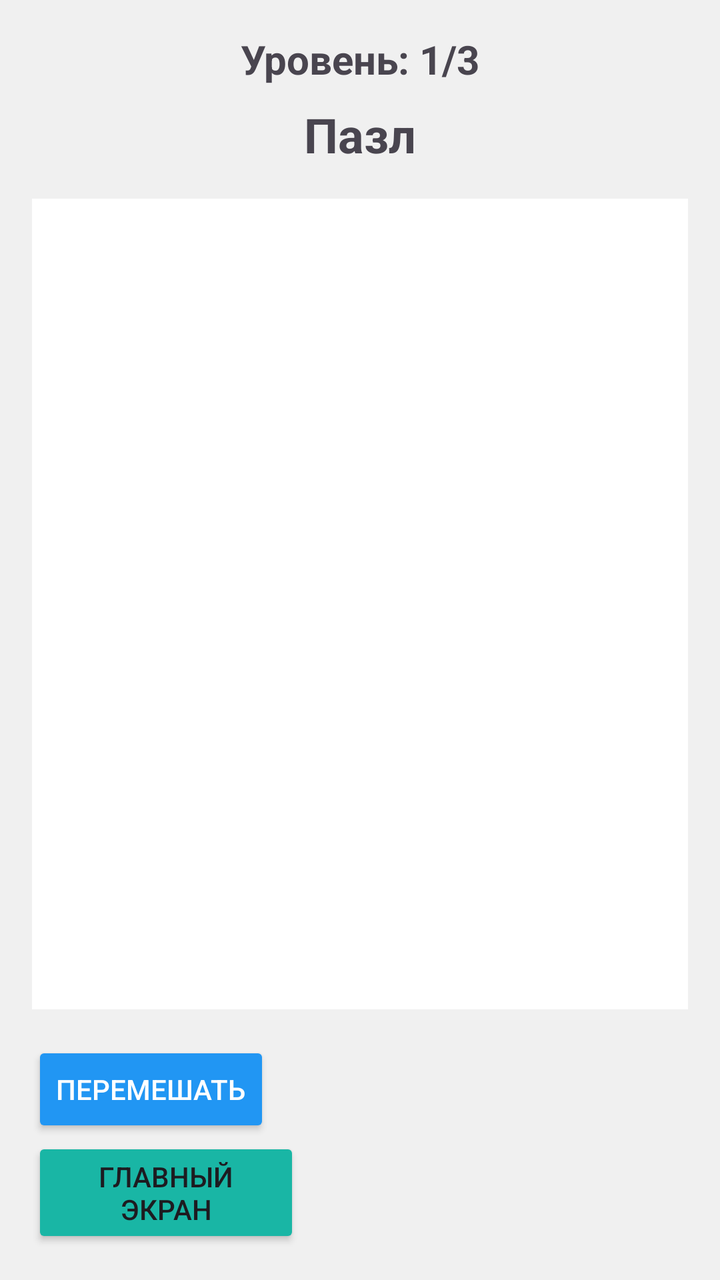
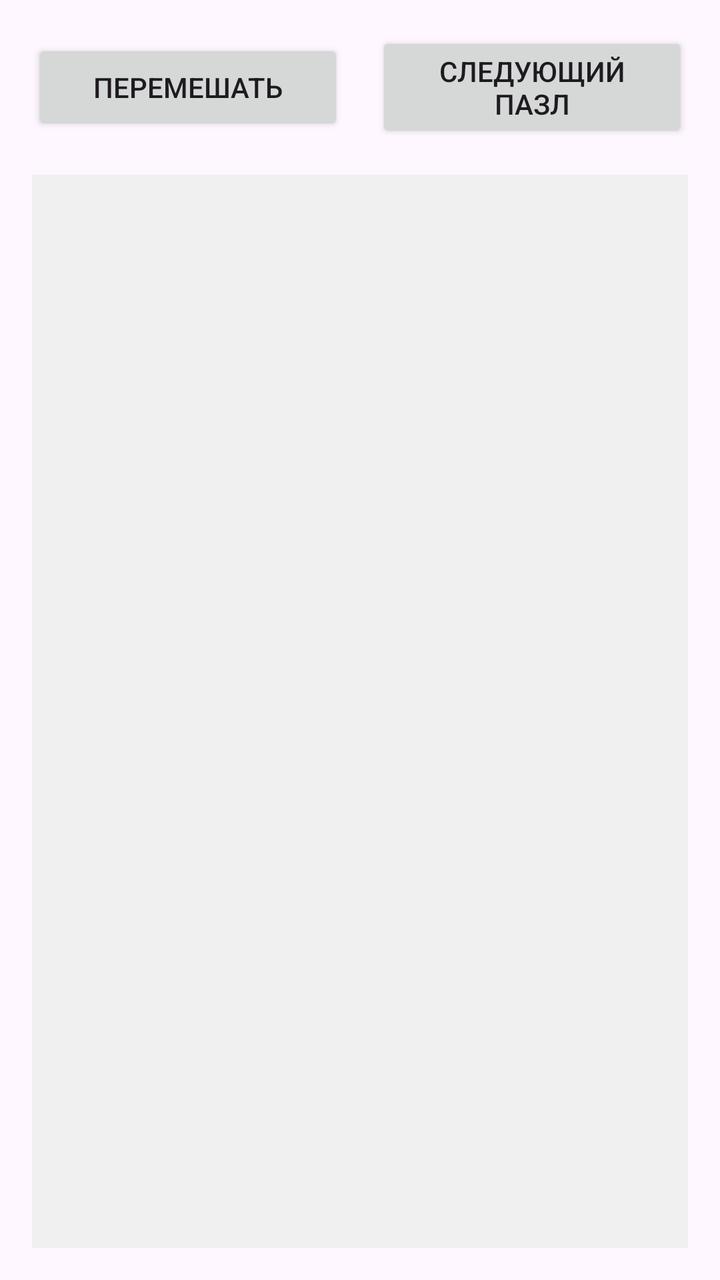

Two renders of the same Android screen: before a commit and after it. Below are the layout's source before the change and the commit's diff.
<!-- AndroidManifest.xml: application theme Theme.Puzzles -->
<!-- res/layout/activity_main.xml -->
<?xml version="1.0" encoding="utf-8"?>
<LinearLayout xmlns:android="http://schemas.android.com/apk/res/android"
    android:layout_width="match_parent"
    android:layout_height="match_parent"
    android:orientation="vertical"
    android:padding="16dp"
    android:background="#f0f0f0">

    <TextView
        android:id="@+id/tvLevel"
        android:layout_width="match_parent"
        android:layout_height="wrap_content"
        android:text="Уровень: 1/3"
        android:textSize="20sp"
        android:textStyle="bold"
        android:gravity="center"
        android:layout_marginBottom="8dp" />

    <TextView
        android:layout_width="match_parent"
        android:layout_height="wrap_content"
        android:text="Пазл"
        android:textSize="24sp"
        android:textStyle="bold"
        android:gravity="center"
        android:layout_marginBottom="16dp" />

    <LinearLayout
        android:layout_width="match_parent"
        android:layout_height="0dp"
        android:layout_weight="1"
        android:id="@+id/puzzleContainer"
        android:background="#ffffff"
        android:orientation="vertical" />

    <Button
        android:id="@+id/btnShuffle"
        android:layout_width="wrap_content"
        android:layout_height="wrap_content"
        android:layout_marginTop="16dp"
        android:backgroundTint="#2196F3"
        android:text="Перемешать"
        android:textColor="#ffffff" />

    <Button
        android:id="@+id/button"
        android:layout_width="134dp"
        android:layout_height="wrap_content"
        android:backgroundTint="#19B6A5"
        android:text="Главный экран" />

</LinearLayout>
<!-- resources referenced by this layout -->
<resources>
  <style name="Theme.Puzzles" parent="Base.Theme.Puzzles" />
  <style name="Base.Theme.Puzzles" parent="Theme.Material3.DayNight.NoActionBar">
          
          
      </style>
</resources>

<!-- the commit's change to res/layout/activity_main.xml (unified diff, before → after) -->
@@ -3,50 +3,39 @@
     android:layout_width="match_parent"
     android:layout_height="match_parent"
     android:orientation="vertical"
-    android:padding="16dp"
-    android:background="#f0f0f0">
-
-    <TextView
-        android:id="@+id/tvLevel"
-        android:layout_width="match_parent"
-        android:layout_height="wrap_content"
-        android:text="Уровень: 1/3"
-        android:textSize="20sp"
-        android:textStyle="bold"
-        android:gravity="center"
-        android:layout_marginBottom="8dp" />
-
-    <TextView
-        android:layout_width="match_parent"
-        android:layout_height="wrap_content"
-        android:text="Пазл"
-        android:textSize="24sp"
-        android:textStyle="bold"
-        android:gravity="center"
-        android:layout_marginBottom="16dp" />
+    android:padding="16dp">
 
     <LinearLayout
         android:layout_width="match_parent"
+        android:layout_height="wrap_content"
+        android:orientation="horizontal"
+        android:gravity="center">
+
+        <Button
+            android:id="@+id/btnShuffle"
+            android:layout_width="0dp"
+            android:layout_height="wrap_content"
+            android:layout_weight="1"
+            android:layout_marginEnd="8dp"
+            android:text="Перемешать" />
+
+        <Button
+            android:id="@+id/btnNextPuzzle"
+            android:layout_width="0dp"
+            android:layout_height="wrap_content"
+            android:layout_weight="1"
+            android:layout_marginStart="8dp"
+            android:text="Следующий пазл" />
+
+    </LinearLayout>
+
+    <LinearLayout
+        android:id="@+id/puzzleContainer"
+        android:layout_width="match_parent"
         android:layout_height="0dp"
         android:layout_weight="1"
-        android:id="@+id/puzzleContainer"
-        android:background="#ffffff"
-        android:orientation="vertical" />
-
-    <Button
-        android:id="@+id/btnShuffle"
-        android:layout_width="wrap_content"
-        android:layout_height="wrap_content"
-        android:layout_marginTop="16dp"
-        android:backgroundTint="#2196F3"
-        android:text="Перемешать"
-        android:textColor="#ffffff" />
-
-    <Button
-        android:id="@+id/button"
-        android:layout_width="134dp"
-        android:layout_height="wrap_content"
-        android:backgroundTint="#19B6A5"
-        android:text="Главный экран" />
+        android:orientation="vertical"
+        android:background="#f0f0f0"
+        android:layout_marginTop="16dp" />
 
 </LinearLayout>
